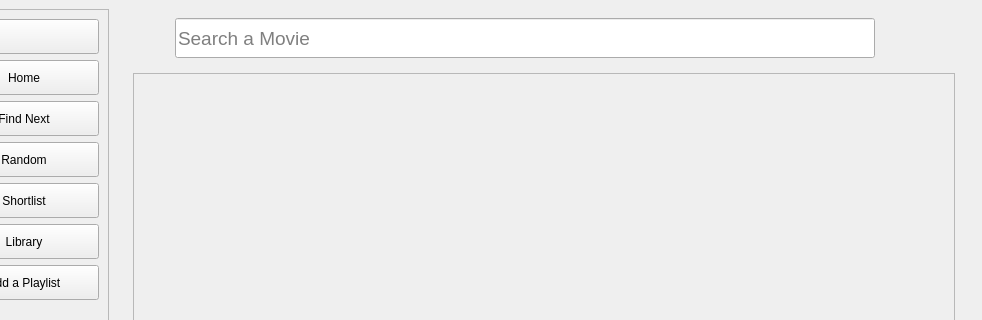
This is UI/ui_main.ui in lakshya076/Cinematch as Qt 5 draws it before an edit; both pictures show x 126 to 1108 and y 0 to 320 of the 1108 by 605 pixel window. The edited form follows.
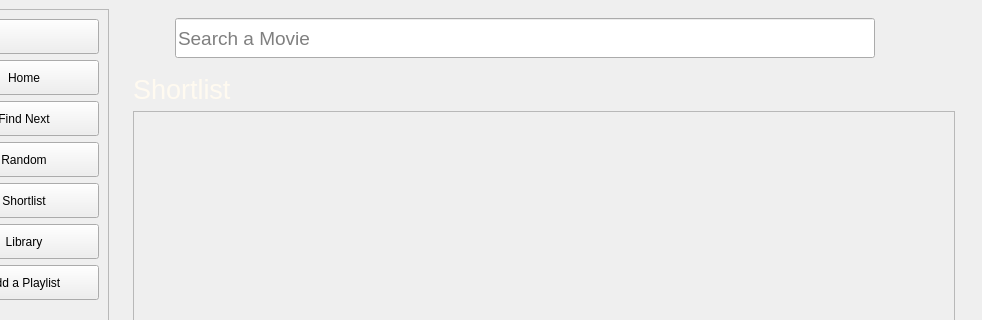
This is the edited form. The open tabs and pages were chosen to show the change. Icons and pictures are not drawn. Custom widgets are drawn as their Qt base class.

What changed in the file:
```diff
--- a/UI/ui_main.ui
+++ b/UI/ui_main.ui
@@ -1430,6 +1430,50 @@
         <widget class="QWidget" name="shortlist_page">
          <layout class="QVBoxLayout" name="verticalLayout_8">
           <item>
+              <layout class="QHBoxLayout" name="horizontalLayout_6">
+                  <item>
+                      <widget class="QLabel" name="shortlist_display">
+                          <property name="styleSheet">
+                              <string notr="true">color:#fffaf0;
+                                  font:20pt;
+                              </string>
+                          </property>
+                          <property name="text">
+                              <string>Shortlist</string>
+                          </property>
+                      </widget>
+                  </item>
+                  <item>
+                      <widget class="ShortListLabel" name="add_to_shortlist">
+                          <property name="minimumSize">
+                              <size>
+                                  <width>32</width>
+                                  <height>32</height>
+                              </size>
+                          </property>
+                          <property name="maximumSize">
+                              <size>
+                                  <width>32</width>
+                                  <height>32</height>
+                              </size>
+                          </property>
+                          <property name="styleSheet">
+                              <string notr="true">background-color:rgba(0,0,0,0);</string>
+                          </property>
+                          <property name="text">
+                              <string/>
+                          </property>
+                          <property name="pixmap">
+                              <pixmap>../../PycharmProjects/Cinematch/Icons/add.ico</pixmap>
+                          </property>
+                          <property name="scaledContents">
+                              <bool>true</bool>
+                          </property>
+                      </widget>
+                  </item>
+              </layout>
+          </item>
+             <item>
            <widget class="QScrollArea" name="shortlist_sa">
             <property name="widgetResizable">
              <bool>true</bool>
@@ -1440,7 +1484,7 @@
                <x>0</x>
                <y>0</y>
                <width>820</width>
-               <height>480</height>
+                  <height>439</height>
               </rect>
              </property>
              <layout class="QVBoxLayout" name="shortlist_vlayout"/>
@@ -1978,6 +2022,11 @@
    <extends>QLineEdit</extends>
    <header>search.h</header>
   </customwidget>
+     <customwidget>
+         <class>ShortListLabel</class>
+         <extends>QLabel</extends>
+         <header>shortlistlabel.h</header>
+  </customwidget>
  </customwidgets>
  <tabstops>
   <tabstop>menu_collapse</tabstop>
```
Left out of the diff: 3 changed lines with no effect on the pictures.
